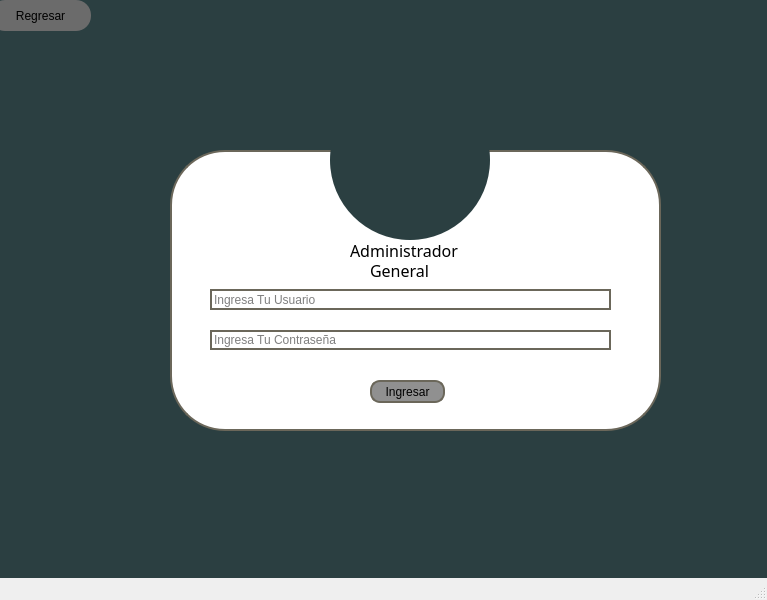
Old version of the form Vistas/loginAdminitradorGeneral.ui in the repository BlacKomm636/ProyectoPOO.
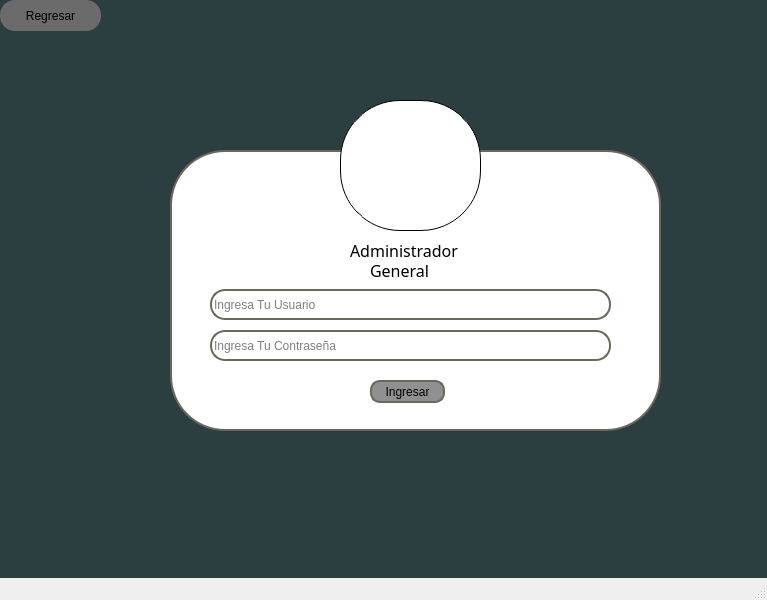
New version of the form. Icons and pictures are not drawn.

The edit to the form file:
```diff
--- a/Vistas/loginAdminitradorGeneral.ui
+++ b/Vistas/loginAdminitradorGeneral.ui
@@ -48,9 +48,15 @@
       </rect>
      </property>
      <property name="styleSheet">
-      <string notr="true">background-color: rgb(255, 255, 255);
-border: 2px solid #6B675A;
-border-radius: 55px;</string>
+      <string notr="true">QWidget{
+	background-color: rgb(255, 255, 255);
+	border: 2px solid #6B675A;
+	border-radius: 55px;
+}
+
+QLineEdit{
+	Border-radius: 15px;
+}</string>
      </property>
      <widget class="QLineEdit" name="lineEdit">
       <property name="geometry">
@@ -58,9 +64,12 @@
         <x>40</x>
         <y>139</y>
         <width>401</width>
-        <height>21</height>
+        <height>31</height>
        </rect>
       </property>
+      <property name="styleSheet">
+       <string notr="true"/>
+      </property>
       <property name="text">
        <string/>
       </property>
@@ -74,7 +83,7 @@
         <x>40</x>
         <y>180</y>
         <width>401</width>
-        <height>20</height>
+        <height>31</height>
        </rect>
       </property>
       <property name="text">
@@ -240,7 +249,7 @@
     <widget class="QPushButton" name="pushButton">
      <property name="geometry">
       <rect>
-       <x>0</x>
+       <x>10</x>
        <y>0</y>
        <width>101</width>
        <height>31</height>
@@ -258,17 +267,19 @@
        <normaloff>../Imagenes proyecto/Imagenes proyecto/regresar.svg</normaloff>../Imagenes proyecto/Imagenes proyecto/regresar.svg</iconset>
      </property>
     </widget>
-    <widget class="QLabel" name="label_3">
+    <widget class="QPushButton" name="btn_icon">
      <property name="geometry">
       <rect>
-       <x>340</x>
-       <y>80</y>
-       <width>160</width>
-       <height>160</height>
+       <x>350</x>
+       <y>100</y>
+       <width>141</width>
+       <height>131</height>
       </rect>
      </property>
      <property name="styleSheet">
-      <string notr="true">border-radius: 80px;</string>
+      <string notr="true">border-radius: 60px;
+background-color: #fff;
+border: 1px solid #000;</string>
      </property>
      <property name="text">
       <string/>
@@ -276,8 +287,17 @@
      <property name="pixmap">
       <pixmap>../Imagenes proyecto/Imagenes proyecto/imagen.png</pixmap>
      </property>
-     <property name="scaledContents">
-      <bool>true</bool>
+     <property name="iconSize">
+      <size>
+       <width>92</width>
+       <height>82</height>
+      </size>
+     </property>
+     <property name="default">
+      <bool>false</bool>
+     </property>
+     <property name="flat">
+      <bool>false</bool>
      </property>
     </widget>
    </widget>
```
Left out of the diff: 101 changed lines with no effect on the pictures.
